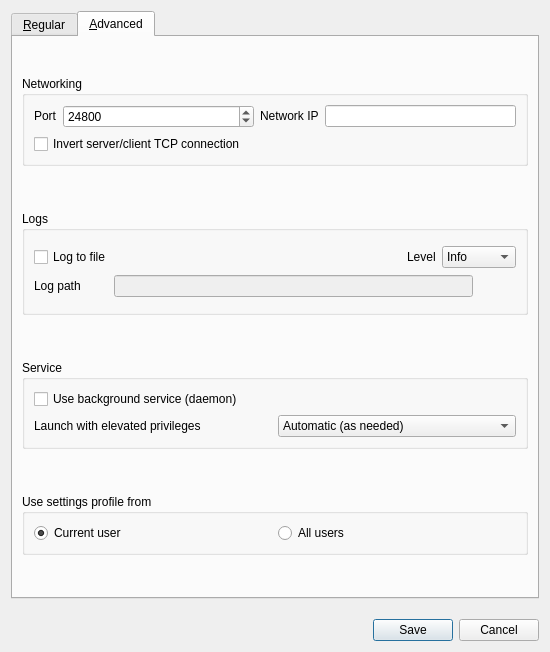
First picture: the form in src/apps/deskflow-gui/dialogs/SettingsDialog.ui, repository deskflow/deskflow, before the edit.
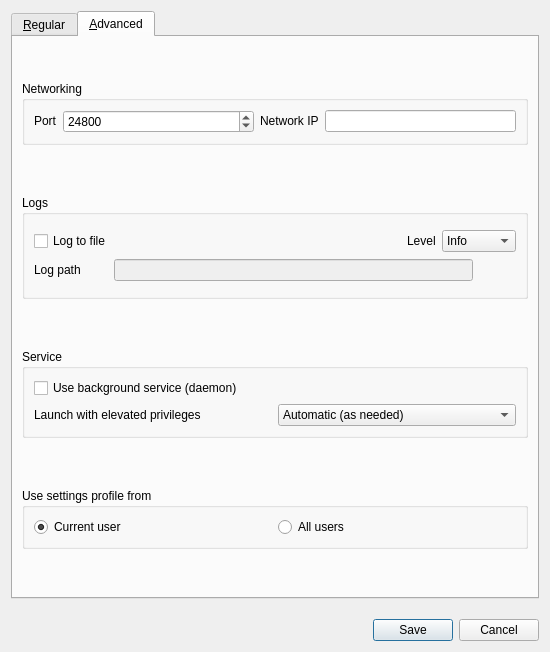
Second picture: the form after the edit. The open tabs and pages were chosen to show the change.

Commit message: feat: Remove Inverse Connections Option

The edit to the form file:
```diff
--- a/src/apps/deskflow-gui/dialogs/SettingsDialog.ui
+++ b/src/apps/deskflow-gui/dialogs/SettingsDialog.ui
@@ -457,13 +457,6 @@
             </item>
            </layout>
           </item>
-          <item>
-           <widget class="QCheckBox" name="m_pInvertConnection">
-            <property name="text">
-             <string>Invert server/client TCP connection</string>
-            </property>
-           </widget>
-          </item>
          </layout>
         </widget>
        </item>
```
The commit also changes 26 other files.
